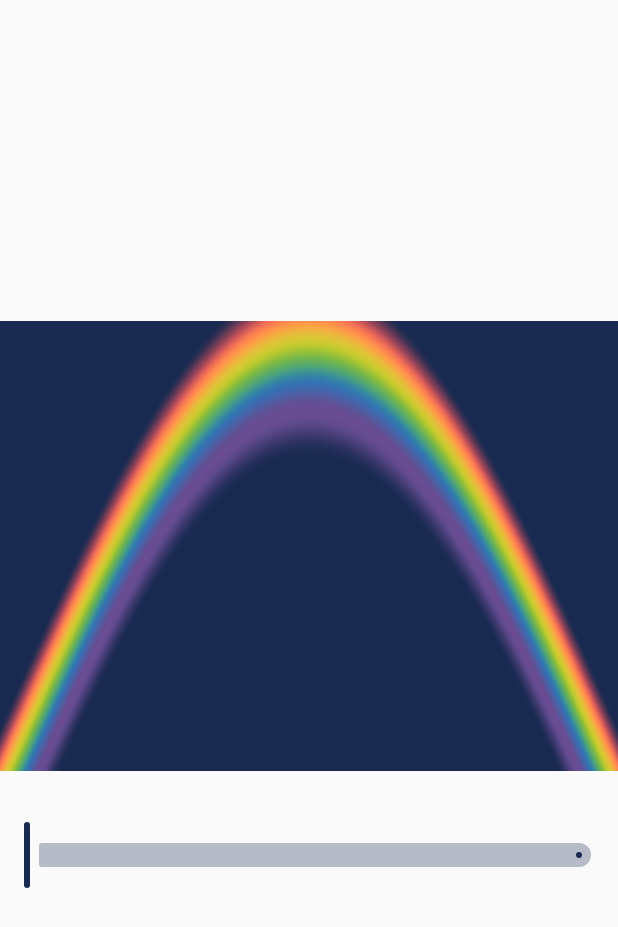
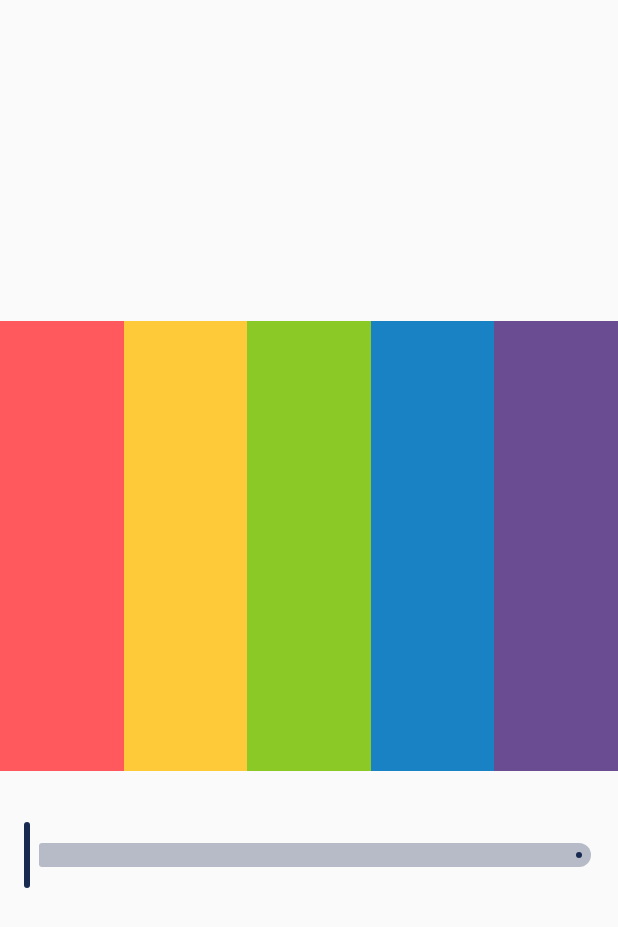
Before and after one commit to Rahkeen/ShaderPlayground, an Android app built with Jetpack Compose: the screen it shows after launch (MainActivity), on a phone screen of 412 x 824 dp. Shown: the top 927 px of the screen. Run offline under Robolectric (Android 15) with nearby library versions, the phone set to English and light mode, and no system bars.

Commit message:
Added Flag Example

```diff
--- a/app/src/main/java/co/rikin/shaderplayground/MainActivity.kt
+++ b/app/src/main/java/co/rikin/shaderplayground/MainActivity.kt
@@ -33,6 +33,7 @@ import androidx.compose.ui.input.pointer.pointerInput
 import androidx.compose.ui.unit.dp
 import androidx.core.view.WindowCompat
 import co.rikin.shaderplayground.shaders.ColorExerciseRainbow
+import co.rikin.shaderplayground.shaders.FlagShader
 import co.rikin.shaderplayground.shaders.RainbowShader
 import co.rikin.shaderplayground.ui.theme.DarkBlue
 import co.rikin.shaderplayground.ui.theme.ShaderPlaygroundTheme
@@ -45,7 +46,7 @@ uniform float2 iPointer;
 uniform float chaos;
 
 // Replace with Color Exercise Code
-$RainbowShader
+$FlagShader
 
 half4 main(float2 fragCoord) {
     return color(fragCoord);
--- a/app/src/main/java/co/rikin/shaderplayground/shaders/ColorPractice.kt
+++ b/app/src/main/java/co/rikin/shaderplayground/shaders/ColorPractice.kt
@@ -5,11 +5,18 @@ import android.graphics.RuntimeShader
 const val Core = """
   float3 colorA = vec3(0.83529, 0.77647, 0.87843); // lavender
   float3 colorB = vec3(0.09804, 0.16471, 0.31765); // dark blue
+
+  float3 red = float3(1.0, .349, .369);
+  float3 orange = float3(1.0, .792, .227);
+  float3 green = float3(0.541, 0.788, .149);
+  float3 blue = float3(0.098, 0.510, 0.769);
+  float3 purple = float3(0.416, 0.298, 0.576);
+
   float pi = 3.1415926536;
   float twopi = 6.28318530718;
 
   float plot (vec2 st, float pct){
-    return smoothstep( pct-0.1, pct, st.y) - smoothstep( pct, pct+0.1, st.y);
+    return smoothstep( pct-0.01, pct, st.y) - smoothstep( pct, pct+0.01, st.y);
   }
 """
 
--- /dev/null
+++ b/app/src/main/java/co/rikin/shaderplayground/shaders/FlagExample.kt
@@ -0,0 +1,24 @@
+package co.rikin.shaderplayground.shaders
+
+import android.graphics.RuntimeShader
+
+const val FlagShader = """
+  $Core
+
+
+  half4 color(float2 fragCoord) {
+    float2 uv = fragCoord.xy / iResolution;
+    float3 color = colorB;
+    float stripeWidth = 1.0 / 5.0;
+    color = mix(color, red, step(uv.x, stripeWidth));
+    color = mix(color, orange, step(uv.x, stripeWidth * 2.0) - step(uv.x, stripeWidth));
+    color = mix(color, green, step(uv.x, stripeWidth * 3.0) - step(uv.x, stripeWidth * 2.0));
+    color = mix(color, blue, step(uv.x, stripeWidth * 4.0) - step(uv.x, stripeWidth * 3.0));
+    color = mix(color, purple, step(uv.x, stripeWidth * 5.0) - step(uv.x, stripeWidth * 4.0));
+
+
+    return half4(color, 1.0);
+  }
+"""
+
+private val noop = RuntimeShader(FlagShader)
--- a/app/src/main/java/co/rikin/shaderplayground/shaders/RainbowExample.kt
+++ b/app/src/main/java/co/rikin/shaderplayground/shaders/RainbowExample.kt
@@ -17,13 +17,13 @@ const val RainbowShader = """
 
     float redArc = 1 - sin(pi * uv.x);
     float redOn = plot(uv, redArc);
-    float orangeArc = 1.05 - sin(pi * uv.x);
+    float orangeArc = 1.01 - sin(pi * uv.x);
     float orangeOn = plot(uv, orangeArc);
-    float greenArc = 1.10 - sin(pi * uv.x);
+    float greenArc = 1.02 - sin(pi * uv.x);
     float greenOn = plot(uv, greenArc);
-    float blueArc = 1.15 - sin(pi * uv.x);
+    float blueArc = 1.03 - sin(pi * uv.x);
     float blueOn = plot(uv, blueArc);
-    float purpleArc = 1.20 - sin(pi * uv.x);
+    float purpleArc = 1.04 - sin(pi * uv.x);
     float purpleOn = plot(uv, purpleArc);
 
     color = mix(color, red, redOn);
```
